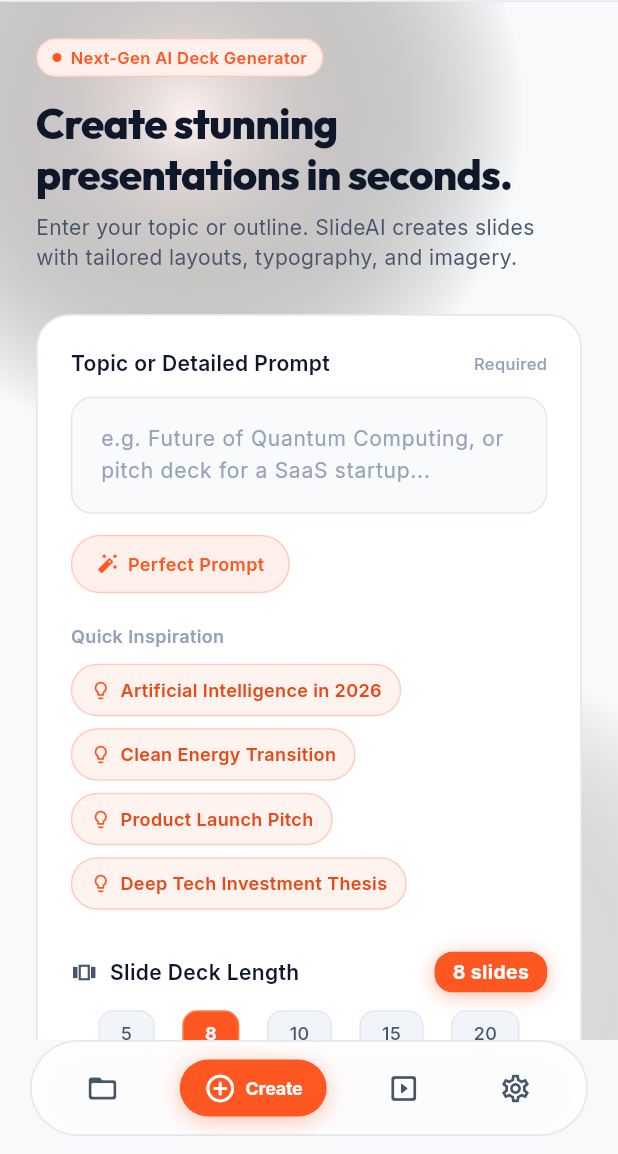
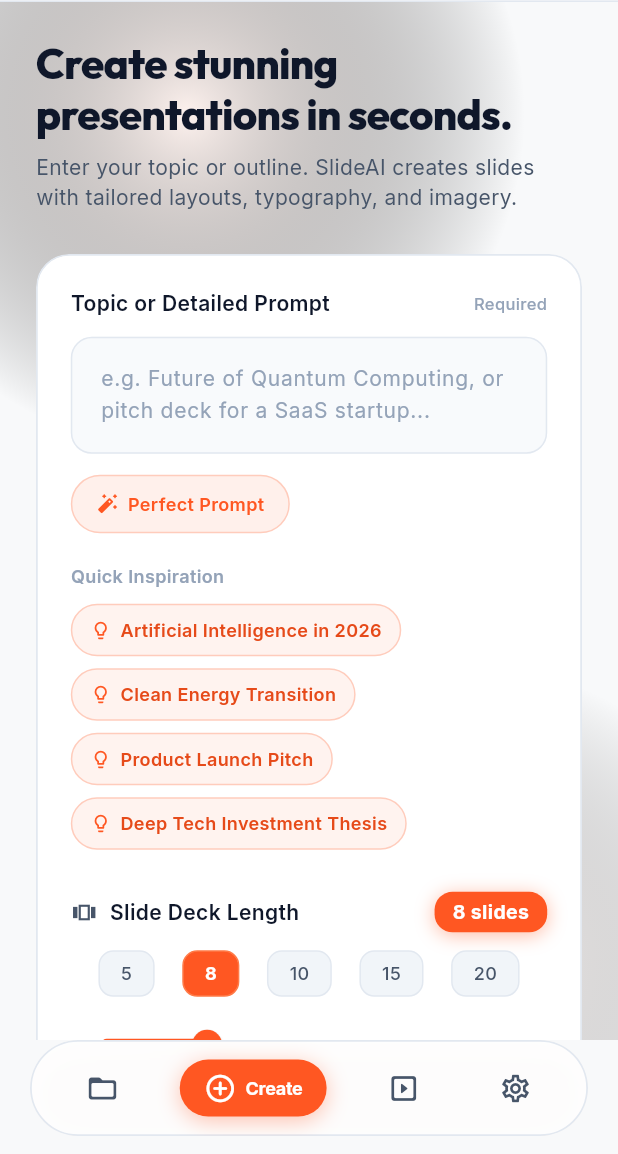
Before and after one commit to IzzaTechHub/ai-presentation-doc, a Flutter app: the screen it shows after launch, on a phone screen of 412 x 824 dp, the part 82-1236 px from its top. Run offline on Flutter 3.47's test engine with Material 3 defaults, Android fonts, the phone set to English and light mode, and no system bars; drawn by our look-alikes of flutter_animate; our stand-ins replace google_fonts, share_plus, shimmer.

Commit message:
refactor(ui): remove Next-Gen AI Deck Generator pill tag from HomeScreen

```diff
--- a/lib/screens/home_screen.dart
+++ b/lib/screens/home_screen.dart
@@ -243,38 +243,7 @@ class _HomeScreenState extends State<HomeScreen> {
                 child: Column(
                   crossAxisAlignment: CrossAxisAlignment.start,
                   children: [
-                    // Top Pill Tag
-                    Container(
-                      padding: const EdgeInsets.symmetric(horizontal: 10, vertical: 4),
-                      decoration: BoxDecoration(
-                        color: AppColors.primaryContainer,
-                        borderRadius: BorderRadius.circular(16),
-                        border: Border.all(color: AppColors.primaryBorder),
-                      ),
-                      child: Row(
-                        mainAxisSize: MainAxisSize.min,
-                        children: [
-                          Container(
-                            width: 6,
-                            height: 6,
-                            decoration: const BoxDecoration(
-                              color: AppColors.primary,
-                              shape: BoxShape.circle,
-                            ),
-                          ),
-                          const SizedBox(width: 6),
-                          Text(
-                            "Next-Gen AI Deck Generator",
-                            style: GoogleFonts.inter(
-                              color: AppColors.primary,
-                              fontSize: 11,
-                              fontWeight: FontWeight.w600,
-                            ),
-                          ),
-                        ],
-                      ),
-                    ).animate().fadeIn(duration: 400.ms).slideY(begin: 0.2, end: 0),
-                    const SizedBox(height: 14),
+
 
                     // Heading Section
                     Text(
```
Also changed, not shown: 1 other file.
